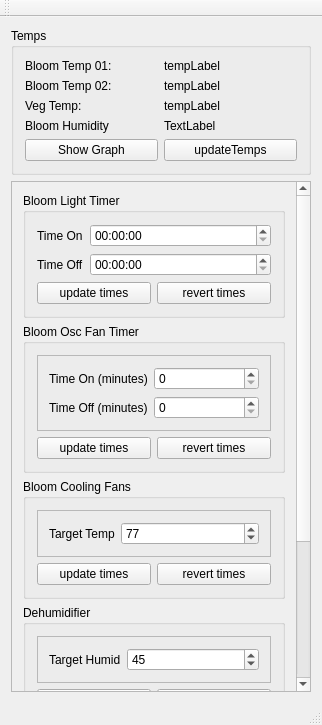
Old version of the form QHardwareKontrol/mainwindow.ui in the repository pleasuretek/openGreenHouse.
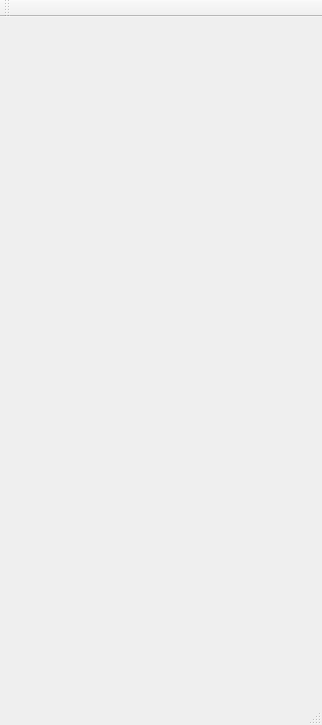
New version of the form.

Patch:
```diff
--- a/QHardwareKontrol/mainwindow.ui
+++ b/QHardwareKontrol/mainwindow.ui
@@ -14,423 +14,7 @@
    <string>MainWindow</string>
   </property>
   <widget class="QWidget" name="centralWidget">
-   <layout class="QVBoxLayout" name="verticalLayout_12">
-    <item>
-     <widget class="QGroupBox" name="groupBox_temp">
-      <property name="title">
-       <string>Temps</string>
-      </property>
-      <layout class="QVBoxLayout" name="verticalLayout_4">
-       <item>
-        <layout class="QGridLayout" name="gridLayout_2">
-         <item row="0" column="0">
-          <widget class="QLabel" name="label_8">
-           <property name="text">
-            <string>Bloom Temp 01:</string>
-           </property>
-          </widget>
-         </item>
-         <item row="1" column="0">
-          <widget class="QLabel" name="label_7">
-           <property name="text">
-            <string>Bloom Temp 02:</string>
-           </property>
-          </widget>
-         </item>
-         <item row="2" column="0">
-          <widget class="QLabel" name="label_10">
-           <property name="text">
-            <string>Veg Temp:</string>
-           </property>
-          </widget>
-         </item>
-         <item row="0" column="1">
-          <widget class="QLabel" name="tempLabel01">
-           <property name="text">
-            <string>tempLabel</string>
-           </property>
-          </widget>
-         </item>
-         <item row="1" column="1">
-          <widget class="QLabel" name="tempLabel02">
-           <property name="text">
-            <string>tempLabel</string>
-           </property>
-          </widget>
-         </item>
-         <item row="2" column="1">
-          <widget class="QLabel" name="tempLabel03">
-           <property name="text">
-            <string>tempLabel</string>
-           </property>
-          </widget>
-         </item>
-         <item row="3" column="0">
-          <widget class="QLabel" name="label_9">
-           <property name="text">
-            <string>Bloom Humidity</string>
-           </property>
-          </widget>
-         </item>
-         <item row="3" column="1">
-          <widget class="QLabel" name="humidLabel">
-           <property name="text">
-            <string>TextLabel</string>
-           </property>
-          </widget>
-         </item>
-        </layout>
-       </item>
-       <item>
-        <layout class="QHBoxLayout" name="horizontalLayout_4">
-         <item>
-          <widget class="QPushButton" name="graphBtn">
-           <property name="text">
-            <string>Show Graph</string>
-           </property>
-          </widget>
-         </item>
-         <item>
-          <widget class="QPushButton" name="updateTempBtn">
-           <property name="text">
-            <string>updateTemps</string>
-           </property>
-          </widget>
-         </item>
-        </layout>
-       </item>
-      </layout>
-     </widget>
-    </item>
-    <item>
-     <widget class="QScrollArea" name="scrollArea">
-      <property name="widgetResizable">
-       <bool>true</bool>
-      </property>
-      <widget class="QWidget" name="scrollAreaWidgetContents">
-       <property name="geometry">
-        <rect>
-         <x>0</x>
-         <y>0</y>
-         <width>284</width>
-         <height>721</height>
-        </rect>
-       </property>
-       <layout class="QVBoxLayout" name="verticalLayout_11">
-        <item>
-         <widget class="QGroupBox" name="groupBox_relay01">
-          <property name="title">
-           <string>Bloom Light Timer</string>
-          </property>
-          <layout class="QVBoxLayout" name="verticalLayout">
-           <item>
-            <layout class="QFormLayout" name="formLayout">
-             <item row="0" column="0">
-              <widget class="QLabel" name="label">
-               <property name="text">
-                <string>Time On</string>
-               </property>
-              </widget>
-             </item>
-             <item row="0" column="1">
-              <widget class="QTimeEdit" name="timeRelay01On"/>
-             </item>
-             <item row="1" column="0">
-              <widget class="QLabel" name="label_2">
-               <property name="text">
-                <string>Time Off</string>
-               </property>
-              </widget>
-             </item>
-             <item row="1" column="1">
-              <widget class="QTimeEdit" name="timeRelay01Off"/>
-             </item>
-            </layout>
-           </item>
-           <item>
-            <layout class="QHBoxLayout" name="horizontalLayout">
-             <item>
-              <widget class="QPushButton" name="updateBtn_1">
-               <property name="text">
-                <string>update times</string>
-               </property>
-              </widget>
-             </item>
-             <item>
-              <widget class="QPushButton" name="revertBtn_1">
-               <property name="text">
-                <string>revert times</string>
-               </property>
-              </widget>
-             </item>
-            </layout>
-           </item>
-          </layout>
-         </widget>
-        </item>
-        <item>
-         <widget class="QGroupBox" name="groupBox_relay02">
-          <property name="title">
-           <string>Bloom Osc Fan Timer</string>
-          </property>
-          <layout class="QVBoxLayout" name="verticalLayout_2">
-           <item>
-            <widget class="QFrame" name="frame_relay02">
-             <property name="frameShape">
-              <enum>QFrame::StyledPanel</enum>
-             </property>
-             <property name="frameShadow">
-              <enum>QFrame::Raised</enum>
-             </property>
-             <layout class="QVBoxLayout" name="verticalLayout_10">
-              <item>
-               <layout class="QFormLayout" name="formLayout_2">
-                <item row="0" column="0">
-                 <widget class="QLabel" name="label_3">
-                  <property name="text">
-                   <string>Time On (minutes)</string>
-                  </property>
-                 </widget>
-                </item>
-                <item row="1" column="0">
-                 <widget class="QLabel" name="label_4">
-                  <property name="text">
-                   <string>Time Off (minutes)</string>
-                  </property>
-                 </widget>
-                </item>
-                <item row="0" column="1">
-                 <widget class="QSpinBox" name="increment_on"/>
-                </item>
-                <item row="1" column="1">
-                 <widget class="QSpinBox" name="increment_off"/>
-                </item>
-               </layout>
-              </item>
-             </layout>
-            </widget>
-           </item>
-           <item>
-            <layout class="QHBoxLayout" name="horizontalLayout_2">
-             <item>
-              <widget class="QPushButton" name="updateBtn_2">
-               <property name="text">
-                <string>update times</string>
-               </property>
-              </widget>
-             </item>
-             <item>
-              <widget class="QPushButton" name="revertBtn_2">
-               <property name="text">
-                <string>revert times</string>
-               </property>
-              </widget>
-             </item>
-            </layout>
-           </item>
-          </layout>
-         </widget>
-        </item>
-        <item>
-         <widget class="QGroupBox" name="groupBox_relay03">
-          <property name="title">
-           <string>Bloom Cooling Fans</string>
-          </property>
-          <layout class="QVBoxLayout" name="verticalLayout_3">
-           <item>
-            <widget class="QFrame" name="frame_relay03">
-             <property name="frameShape">
-              <enum>QFrame::StyledPanel</enum>
-             </property>
-             <property name="frameShadow">
-              <enum>QFrame::Raised</enum>
-             </property>
-             <layout class="QVBoxLayout" name="verticalLayout_6">
-              <item>
-               <layout class="QFormLayout" name="formLayout_3">
-                <property name="fieldGrowthPolicy">
-                 <enum>QFormLayout::AllNonFixedFieldsGrow</enum>
-                </property>
-                <item row="0" column="0">
-                 <widget class="QLabel" name="label_6">
-                  <property name="text">
-                   <string>Target Temp</string>
-                  </property>
-                 </widget>
-                </item>
-                <item row="0" column="1">
-                 <widget class="QSpinBox" name="targetTempBox">
-                  <property name="minimum">
-                   <number>60</number>
-                  </property>
-                  <property name="maximum">
-                   <number>90</number>
-                  </property>
-                  <property name="value">
-                   <number>77</number>
-                  </property>
-                 </widget>
-                </item>
-               </layout>
-              </item>
-             </layout>
-            </widget>
-           </item>
-           <item>
-            <layout class="QHBoxLayout" name="horizontalLayout_3">
-             <item>
-              <widget class="QPushButton" name="updateBtn_3">
-               <property name="text">
-                <string>update times</string>
-               </property>
-              </widget>
-             </item>
-             <item>
-              <widget class="QPushButton" name="revertBtn_3">
-               <property name="text">
-                <string>revert times</string>
-               </property>
-              </widget>
-             </item>
-            </layout>
-           </item>
-          </layout>
-         </widget>
-        </item>
-        <item>
-         <widget class="QGroupBox" name="groupBox_relay03_2">
-          <property name="title">
-           <string>Dehumidifier</string>
-          </property>
-          <layout class="QVBoxLayout" name="verticalLayout_5">
-           <item>
-            <widget class="QFrame" name="frame_relay04">
-             <property name="frameShape">
-              <enum>QFrame::StyledPanel</enum>
-             </property>
-             <property name="frameShadow">
-              <enum>QFrame::Raised</enum>
-             </property>
-             <layout class="QVBoxLayout" name="verticalLayout_7">
-              <item>
-               <layout class="QFormLayout" name="formLayout_6">
-                <property name="fieldGrowthPolicy">
-                 <enum>QFormLayout::AllNonFixedFieldsGrow</enum>
-                </property>
-                <item row="0" column="0">
-                 <widget class="QLabel" name="label_14">
-                  <property name="text">
-                   <string>Target Humid</string>
-                  </property>
-                 </widget>
-                </item>
-                <item row="0" column="1">
-                 <widget class="QSpinBox" name="targetHumidBox">
-                  <property name="minimum">
-                   <number>10</number>
-                  </property>
-                  <property name="maximum">
-                   <number>80</number>
-                  </property>
-                  <property name="value">
-                   <number>45</number>
-                  </property>
-                 </widget>
-                </item>
-               </layout>
-              </item>
-             </layout>
-            </widget>
-           </item>
-           <item>
-            <layout class="QHBoxLayout" name="horizontalLayout_5">
-             <item>
-              <widget class="QPushButton" name="updateBtn_4">
-               <property name="text">
-                <string>update times</string>
-               </property>
-              </widget>
-             </item>
-             <item>
-              <widget class="QPushButton" name="revertBtn_4">
-               <property name="text">
-                <string>revert times</string>
-               </property>
-              </widget>
-             </item>
-            </layout>
-           </item>
-          </layout>
-         </widget>
-        </item>
-        <item>
-         <widget class="QGroupBox" name="groupBox_relay03_3">
-          <property name="title">
-           <string>Veg</string>
-          </property>
-          <layout class="QVBoxLayout" name="verticalLayout_8">
-           <item>
-            <widget class="QFrame" name="frame_relay05">
-             <property name="frameShape">
-              <enum>QFrame::StyledPanel</enum>
-             </property>
-             <property name="frameShadow">
-              <enum>QFrame::Raised</enum>
-             </property>
-             <layout class="QVBoxLayout" name="verticalLayout_9">
-              <item>
-               <layout class="QFormLayout" name="formLayout_8">
-                <item row="0" column="0">
-                 <widget class="QLabel" name="label_16">
-                  <property name="text">
-                   <string>Time On</string>
-                  </property>
-                 </widget>
-                </item>
-                <item row="0" column="1">
-                 <widget class="QTimeEdit" name="timeRelay05On"/>
-                </item>
-                <item row="1" column="0">
-                 <widget class="QLabel" name="label_17">
-                  <property name="text">
-                   <string>Time Off</string>
-                  </property>
-                 </widget>
-                </item>
-                <item row="1" column="1">
-                 <widget class="QTimeEdit" name="timeRelay05Off"/>
-                </item>
-               </layout>
-              </item>
-             </layout>
-            </widget>
-           </item>
-           <item>
-            <layout class="QHBoxLayout" name="horizontalLayout_6">
-             <item>
-              <widget class="QPushButton" name="updateBtn_5">
-               <property name="text">
-                <string>update times</string>
-               </property>
-              </widget>
-             </item>
-             <item>
-              <widget class="QPushButton" name="revertBtn_5">
-               <property name="text">
-                <string>revert times</string>
-               </property>
-              </widget>
-             </item>
-            </layout>
-           </item>
-          </layout>
-         </widget>
-        </item>
-       </layout>
-      </widget>
-     </widget>
-    </item>
-   </layout>
+   <layout class="QVBoxLayout" name="verticalLayout_12"/>
   </widget>
   <widget class="QMenuBar" name="menuBar">
    <property name="geometry">
```
